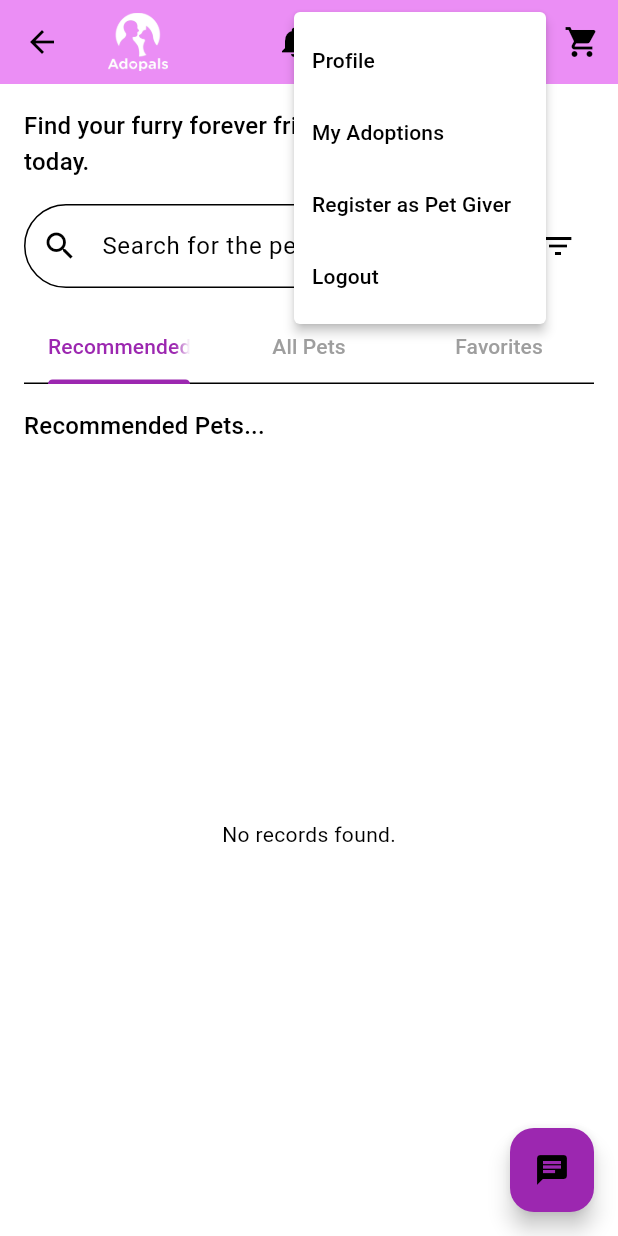
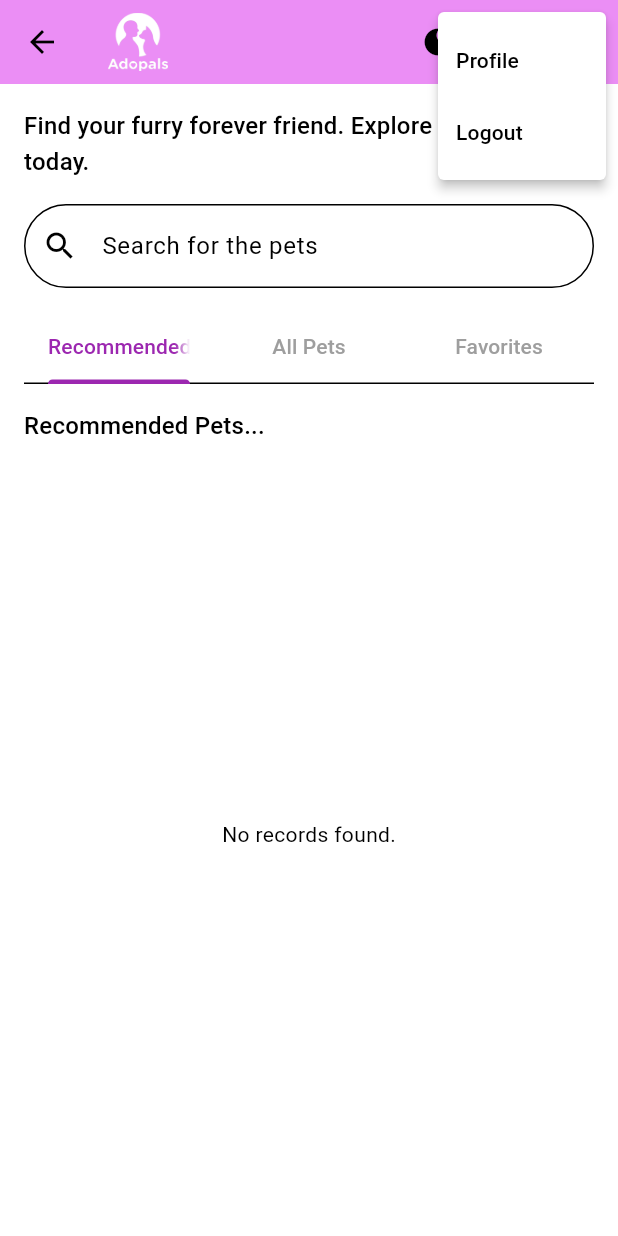
Before and after one commit to erdavinder2307/adopals, a Flutter app: the BuyerDashboardScreen screen opened by its route, after a tap on the "more vert" icon, on a phone screen of 412 x 824 dp. Run offline on Flutter 3.47's test engine with Material 3 defaults, Android fonts, the phone set to English and light mode, and no system bars; our stand-ins replace cloud_firestore, firebase_auth, firebase_core, firebase_storage, flutter_secure_storage, font_awesome_flutter and 2 more; accounts and stored records are empty.

Commit message:
iOS v1: hide buttons that do nothing yet and the Pet Giver menu
App Review taps every button. For the first App Store release Adopals is
adopter-only, so the entry points that lead nowhere are hidden until they work:
chat button, notifications bell, filter button, "My Adoptions" (menu and
profile button), the app-bar cart icon, and "Register as / Switch to Pet Giver".

CommonAppBar now renders the bell, cart and Pet Giver items only when their
callback is set; the buyer dashboard (its only user) passes null for them.
The adoption flow itself ("Add to Family") is unchanged.

Refs #5
Co-authored-by: Davinder Pal <7726247+erdavinder2307@users.noreply.github.com>

```diff
--- a/lib/screens/buyer_dashboard_screen.dart
+++ b/lib/screens/buyer_dashboard_screen.dart
@@ -170,7 +170,9 @@ class _BuyerDashboardScreenState extends State<BuyerDashboardScreen> {
           notificationCount: 0,
           userName: _userName,
           userImage: null,
-          onCartTap: () {},
+          // v1 is adopter-only: dead actions (cart, notifications, Pet Giver
+          // register/switch) are left null so CommonAppBar does not render them.
+          onCartTap: null,
           onProfileTap: () {},
           onThemeTap: () {
             setState(() {
@@ -182,11 +184,11 @@ class _BuyerDashboardScreenState extends State<BuyerDashboardScreen> {
               _themeService.setActiveTheme(newTheme);
             });
           },
-          onNotificationTap: () {},
+          onNotificationTap: null,
           onLogoTap: () {},
           onLogout: _logout,
-          onSwitchRole: () {},
-          onRegisterSeller: () {},
+          onSwitchRole: null,
+          onRegisterSeller: null,
           isSeller: false,
           isDarkTheme: _themeService.isDarkTheme,
           themes: ThemeService.themes,
@@ -220,12 +222,7 @@ class _BuyerDashboardScreenState extends State<BuyerDashboardScreen> {
                             onChanged: _onSearchChanged,
                           ),
                         ),
-                        IconButton(
-                          icon: const Icon(Icons.filter_list),
-                          onPressed: () {
-                            // TODO: Show filter dialog
-                          },
-                        ),
+                        // Filter button hidden until the filter dialog exists.
                       ],
                     ),
                     const SizedBox(height: 16),
@@ -330,13 +327,7 @@ class _BuyerDashboardScreenState extends State<BuyerDashboardScreen> {
             // ),
           ],
         ),
-        floatingActionButton: FloatingActionButton(
-          onPressed: () {
-            // TODO: Open chat
-          },
-          backgroundColor: Colors.purple,
-          child: const Icon(Icons.chat),
-        ),
+        // Chat FAB hidden until chat exists.
       ),
     );
   }
--- a/lib/screens/common_app_bar.dart
+++ b/lib/screens/common_app_bar.dart
@@ -85,7 +85,7 @@ class _CommonAppBarState extends State<CommonAppBar> {
         ),
       ),
       actions: [
-        if (widget.notificationCount != null && widget.currentUserRole != 'admin')
+        if (widget.notificationCount != null && widget.onNotificationTap != null && widget.currentUserRole != 'admin')
           Stack(
             children: [
               IconButton(
@@ -171,17 +171,17 @@ class _CommonAppBarState extends State<CommonAppBar> {
           },
           itemBuilder: (context) => [
             const PopupMenuItem<String>(value: 'profile', child: Text('Profile')),
-            const PopupMenuItem<String>(value: 'orders', child: Text('My Adoptions')),
-            if (widget.currentUserRole == 'buyer' && !widget.isSeller)
+            // 'My Adoptions' (orders) is hidden until that screen exists.
+            if (widget.currentUserRole == 'buyer' && !widget.isSeller && widget.onRegisterSeller != null)
               const PopupMenuItem<String>(value: 'registerSeller', child: Text('Register as Pet Giver')),
-            if (widget.currentUserRole == 'buyer' && widget.isSeller)
+            if (widget.currentUserRole == 'buyer' && widget.isSeller && widget.onSwitchRole != null)
               const PopupMenuItem<String>(value: 'switchRole', child: Text('Switch to Pet Giver')),
             if (widget.currentUserRole == 'seller')
               const PopupMenuItem<String>(value: 'switchRole', child: Text('Switch to Pet Parent')),
             const PopupMenuItem<String>(value: 'logout', child: Text('Logout')),
           ],
         ),
-        if (widget.currentUserRole == 'buyer')
+        if (widget.currentUserRole == 'buyer' && widget.onCartTap != null)
           Stack(
             children: [
               IconButton(
```
Also changed, not shown: lib/screens/buyer_profile_screen.dart (+1 -10 lines).
